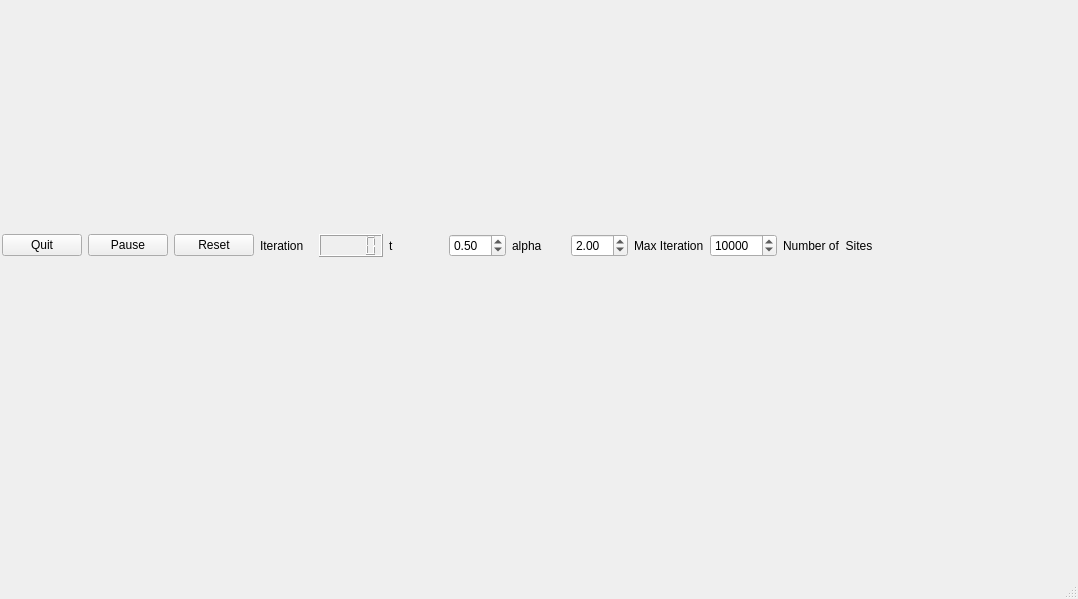
The window that codigos/QtRandon/cornerPercolation/mainwindow.ui (emiliobrazil/randomview) describes before a commit, drawn with Qt 5.
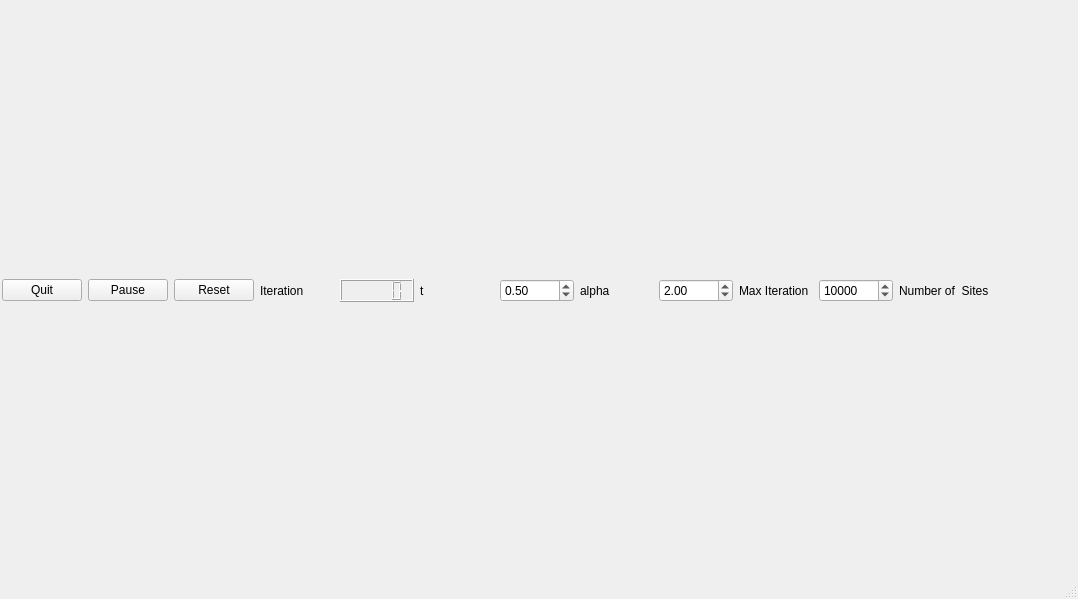
The same window after the commit.

Patch:
```diff
--- a/codigos/QtRandon/cornerPercolation/mainwindow.ui
+++ b/codigos/QtRandon/cornerPercolation/mainwindow.ui
@@ -25,8 +25,8 @@
      <rect>
       <x>0</x>
       <y>10</y>
-      <width>934</width>
-      <height>472</height>
+      <width>1071</width>
+      <height>561</height>
      </rect>
     </property>
     <layout class="QGridLayout" name="gridLayout">
```
Left out of the diff: 16 changed lines with no effect on the pictures.
